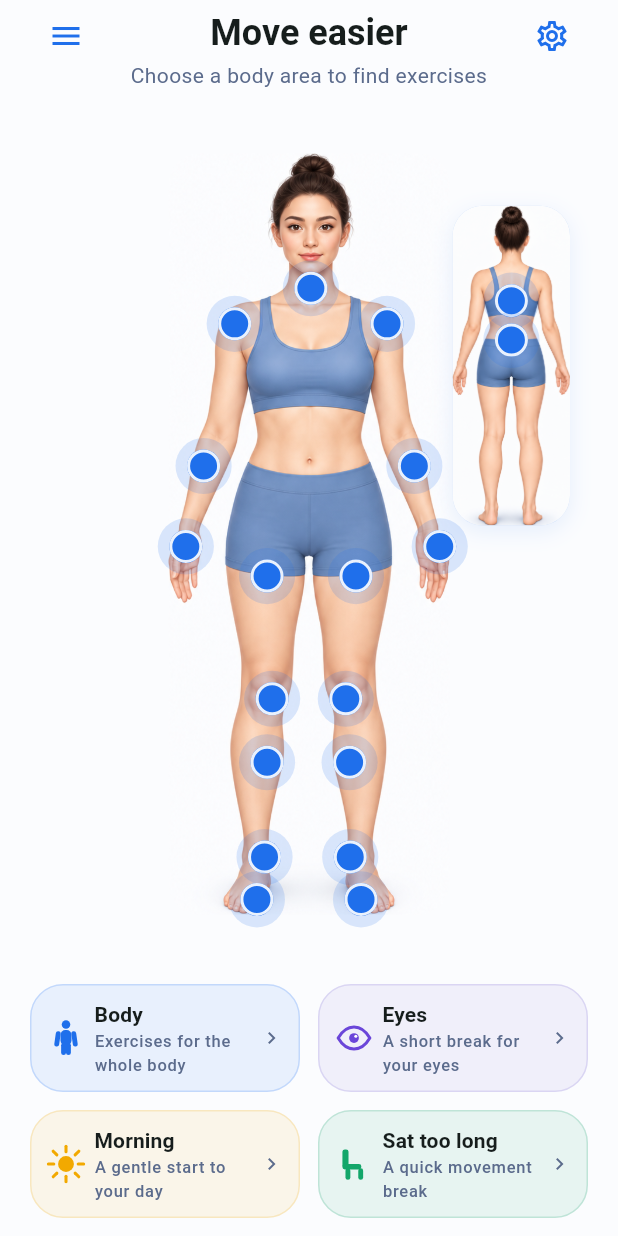
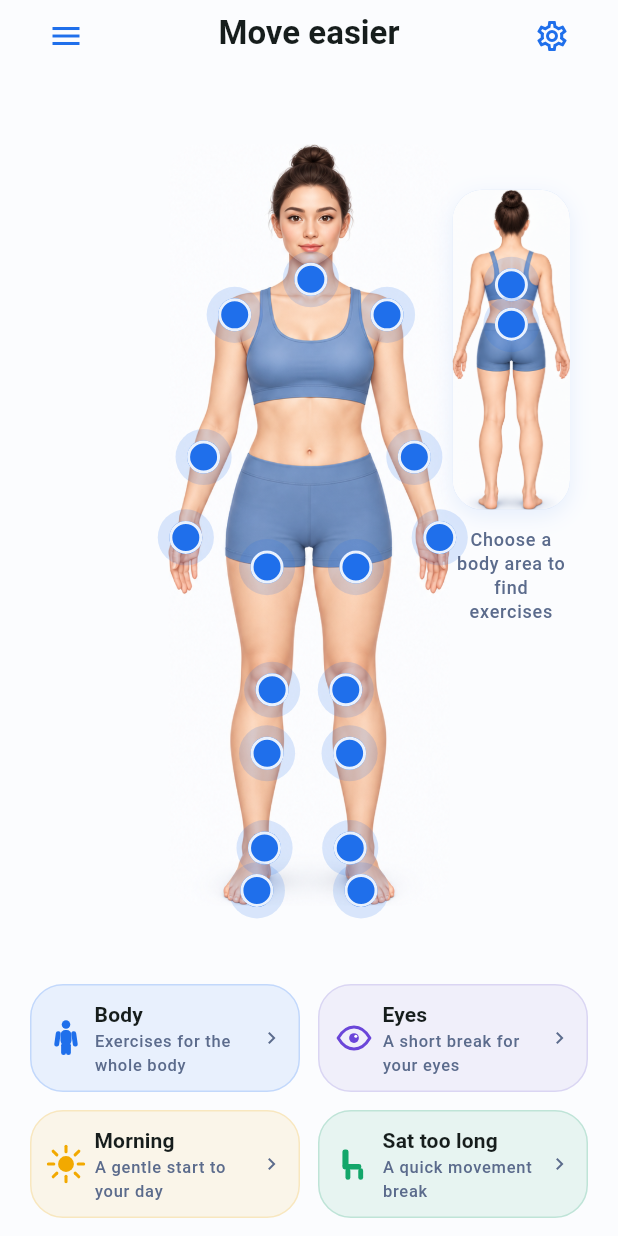
Before and after one commit to Koto-kot/EaseMove, a Flutter app: the screen it shows after launch, on a phone screen of 412 x 824 dp. Run offline on Flutter 3.47's test engine with Material 3 defaults, Android fonts, the phone set to English and light mode, and no system bars; our stand-ins replace flutter_riverpod, flutter_svg, flutter_tts, shared_preferences.

Commit message:
Move the hint under the back figure and stop text from truncating
From a phone with the system font turned up: the title wrapped to two
lines, the title and hint together took a fifth of the screen, and every
card subtitle ended in an ellipsis mid-word.

The hint now sits under the back figure, in the column the centred front
figure leaves empty, which is where the space already was. The header keeps
its reserved block (brief 3.2) with the title alone on one line; the data
says as much — header.show_subtitle is false and body_map.hint_key names
the same string, so the line is placed rather than deleted, and moving it
back is a one-line change in the config.

Text now scales down to fit instead of being cut off (ShrinkToFit): the
brief asks for system text scaling to be supported, and a card titled
"Засиді…" is not support. The words win; the size gives way.

Covered by a test at a 1.3 text scale on a phone viewport, asserting the
title stays on one line and the map keeps a usable height.

Co-Authored-By: Claude Opus 5 <noreply@anthropic.com>

```diff
--- a/assets/content/index.json
+++ b/assets/content/index.json
@@ -676,9 +676,11 @@
     }
   },
   "home": {
+    "hintKey": "app.home.subtitle",
     "header": {
       "menuButton": true,
       "settingsButton": true,
+      "showSubtitle": false,
       "titleKey": "app.home.title",
       "subtitleKey": "app.home.subtitle"
     },
--- a/data/ui/home/home_screen.yaml
+++ b/data/ui/home/home_screen.yaml
@@ -17,6 +17,11 @@ header:
   settings_button: true
   reserve_title_area: true
   reserve_subtitle_area: true
+  # The area stays reserved (brief 3.2) but the line is not drawn in it: at a
+  # large system font the title and subtitle together took a fifth of a phone
+  # screen. The same string is shown under the back figure instead, where the
+  # column is empty - see body_map.hint_key.
+  show_subtitle: false
   title_key: "app.home.title"
   subtitle_key: "app.home.subtitle"
 
@@ -26,6 +31,8 @@ body_map:
   hotspots: "data/ui/body_map/body_hotspots.yaml"
   front_alignment: "center"
   back_mini_alignment: "right"
+  # Sits under the back figure, in the empty right-hand column.
+  hint_key: "app.home.subtitle"
   paired_highlight: true
   pulse_duration_ms: 300
   persistent_body_labels: false
--- a/lib/data/content_bundle.dart
+++ b/lib/data/content_bundle.dart
@@ -284,8 +284,10 @@ class HomeConfig {
   const HomeConfig({
     required this.menuButton,
     required this.settingsButton,
+    required this.showSubtitle,
     required this.titleKey,
     required this.subtitleKey,
+    required this.hintKey,
     required this.sections,
   });
 
@@ -295,8 +297,10 @@ class HomeConfig {
     return HomeConfig(
       menuButton: header['menuButton'] as bool? ?? true,
       settingsButton: header['settingsButton'] as bool? ?? true,
+      showSubtitle: header['showSubtitle'] as bool? ?? true,
       titleKey: header['titleKey'] as String,
       subtitleKey: header['subtitleKey'] as String,
+      hintKey: json['hintKey'] as String?,
       sections: <HomeSection>[
         for (final dynamic s in json['sections'] as List<dynamic>)
           HomeSection.fromJson((s as Map).cast<String, dynamic>()),
@@ -306,8 +310,16 @@ class HomeConfig {
 
   final bool menuButton;
   final bool settingsButton;
+
+  /// The header always reserves its block (brief 3.2); this says whether the
+  /// explanatory second line is drawn in it.
+  final bool showSubtitle;
   final String titleKey;
   final String subtitleKey;
+
+  /// Shown under the back figure rather than in the header, where the
+  /// right-hand column is otherwise empty.
+  final String? hintKey;
   final List<HomeSection> sections;
 }
 
--- a/lib/features/home/home_screen.dart
+++ b/lib/features/home/home_screen.dart
@@ -22,6 +22,7 @@ import '../exercise_catalog/catalog_screen.dart';
 import '../settings/settings_screen.dart';
 import 'widgets/body_map_view.dart';
 import 'widgets/home_section_card.dart';
+import 'widgets/shrink_to_fit.dart';
 import 'zones_screen.dart';
 
 /// The home screen's fixed sizes, public so a layout test can assert them.
@@ -145,7 +146,9 @@ class _HomeBody extends StatelessWidget {
                     children: <Widget>[
                       _Header(
                         title: t(home.titleKey),
-                        subtitle: t(home.subtitleKey),
+                        subtitle: home.showSubtitle
+                            ? t(home.subtitleKey)
+                            : null,
                         showMenu: home.menuButton,
                         showSettings: home.settingsButton,
                       ),
@@ -157,6 +160,7 @@ class _HomeBody extends StatelessWidget {
                         child: BodyMapView(
                           config: repo.bundle.bodyMap,
                           zoneTitles: zoneTitles,
+                          hint: home.hintKey == null ? null : t(home.hintKey!),
                           onZoneSelected: (BodyHotspot spot) =>
                               _openZone(context, spot.collectionId),
                         ),
@@ -209,7 +213,10 @@ class _Header extends StatelessWidget {
   });
 
   final String title;
-  final String subtitle;
+
+  /// Null when the config draws the explanatory line under the back figure
+  /// instead of in the header.
+  final String? subtitle;
   final bool showMenu;
   final bool showSettings;
 
@@ -231,24 +238,36 @@ class _Header extends StatelessWidget {
           const SizedBox(width: Tokens.touchTarget),
         Expanded(
           child: Padding(
-            padding: const EdgeInsets.only(top: 6),
+            padding: const EdgeInsets.only(top: 8),
             child: Column(
+              mainAxisSize: MainAxisSize.min,
               children: <Widget>[
-                Text(
+                // One line that scales down rather than wrapping: at a large
+                // system font size the title alone took two lines and pushed
+                // the figure down the screen.
+                ShrinkToFit(
+                  child: Text(
                     title,
+                    maxLines: 1,
                     textAlign: TextAlign.center,
-                  style: theme.textTheme.headlineSmall?.copyWith(
+                    style: theme.textTheme.titleLarge?.copyWith(
                       fontWeight: FontWeight.w700,
                     ),
                   ),
+                ),
+                if (subtitle != null) ...<Widget>[
                   const SizedBox(height: 2),
-                Text(
-                  subtitle,
+                  ShrinkToFit(
+                    child: Text(
+                      subtitle!,
+                      maxLines: 2,
                       textAlign: TextAlign.center,
                       style: theme.textTheme.bodyMedium?.copyWith(
                         color: theme.colorScheme.onSurfaceVariant,
                       ),
                     ),
+                  ),
+                ],
               ],
             ),
           ),
--- a/lib/features/home/widgets/body_map_view.dart
+++ b/lib/features/home/widgets/body_map_view.dart
@@ -17,6 +17,7 @@ class BodyMapView extends StatefulWidget {
     required this.config,
     required this.zoneTitles,
     required this.onZoneSelected,
+    this.hint,
     super.key,
   });
 
@@ -30,6 +31,11 @@ class BodyMapView extends StatefulWidget {
   /// Called after the pulse, not on touch-down: the zone lights up first, then
   /// navigation happens (brief 5.2).
   final HotspotTap onZoneSelected;
+
+  /// The line that tells the user the figure is tappable. It sits under the
+  /// back figure, in the column the front figure leaves empty, rather than in
+  /// the header where it cost the figure its height.
+  final String? hint;
 
   /// The back figure is secondary, so it renders at this share of the front
   /// figure's height. Its dots stay full size: they are the same touch
@@ -144,6 +150,23 @@ class _BodyMapViewState extends State<BodyMapView>
                       pulse: _pulse,
                       onSelected: _select,
                       framed: true,
+                    ),
+                  ),
+                ),
+              if (back != null && widget.hint != null)
+                Positioned(
+                  right: BodyMapView.panelPadding,
+                  top:
+                      constraints.maxHeight * BodyMapView.miniTopFraction +
+                      miniHeight +
+                      12,
+                  width: miniHeight * back.aspectRatio,
+                  child: Text(
+                    widget.hint!,
+                    textAlign: TextAlign.center,
+                    style: Theme.of(context).textTheme.labelMedium?.copyWith(
+                      color: Theme.of(context).colorScheme.onSurfaceVariant,
+                      height: 1.35,
                     ),
                   ),
                 ),
--- a/lib/features/home/widgets/home_section_card.dart
+++ b/lib/features/home/widgets/home_section_card.dart
@@ -10,6 +10,7 @@ import 'package:flutter_svg/flutter_svg.dart';
 
 import '../../../app/design_tokens.dart';
 import '../../../data/content_bundle.dart';
+import 'shrink_to_fit.dart';
 
 class HomeSectionCard extends StatelessWidget {
   const HomeSectionCard({
@@ -68,21 +69,23 @@ class HomeSectionCard extends StatelessWidget {
                       mainAxisAlignment: MainAxisAlignment.center,
                       mainAxisSize: MainAxisSize.min,
                       children: <Widget>[
-                        Text(
+                        ShrinkToFit(
+                          child: Text(
                             title,
                             maxLines: 1,
-                          overflow: TextOverflow.ellipsis,
                             style: theme.textTheme.titleSmall?.copyWith(
                               fontWeight: FontWeight.w700,
                             ),
                           ),
+                        ),
                         Flexible(
+                          child: ShrinkToFit(
                             child: Text(
                               subtitle,
                               maxLines: 2,
-                            overflow: TextOverflow.ellipsis,
                               style: theme.textTheme.labelSmall?.copyWith(
                                 color: scheme.onSurfaceVariant,
+                              ),
                             ),
                           ),
                         ),
--- /dev/null
+++ b/lib/features/home/widgets/shrink_to_fit.dart
@@ -0,0 +1,34 @@
+/// Text that scales down to fit its box instead of being cut off.
+///
+/// The brief asks for system text scaling to be supported (14). On a phone
+/// with a large font that meant a card titled "Засиді…" and a subtitle ending
+/// in an ellipsis mid-word, which is worse than the same words a little
+/// smaller — so the words win and the size gives way.
+library;
+
+import 'package:flutter/material.dart';
+
+class ShrinkToFit extends StatelessWidget {
+  const ShrinkToFit({required this.child, this.alignment, super.key});
+
+  final Widget child;
+
+  /// Defaults to the top-left, which is what a left-aligned label wants; a
+  /// centred title passes its own.
+  final Alignment? alignment;
+
+  @override
+  Widget build(BuildContext context) {
+    return LayoutBuilder(
+      builder: (BuildContext context, BoxConstraints constraints) {
+        return FittedBox(
+          fit: BoxFit.scaleDown,
+          alignment: alignment ?? Alignment.topLeft,
+          // A definite width, so the text inside wraps the way it would
+          // without the FittedBox and only then gets scaled.
+          child: SizedBox(width: constraints.maxWidth, child: child),
+        );
+      },
+    );
+  }
+}
```
Also changed, not shown: 2 other files. Lines whose indentation alone changed are shown as unchanged.
